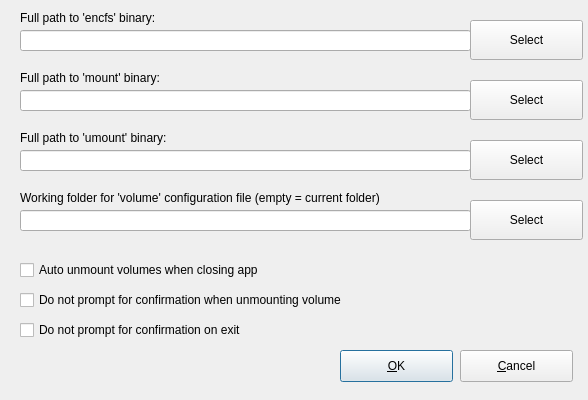
This is encfsgui_settings.ui in corelan/pyencfsgui as Qt 5 draws it before an edit. The edited form follows.
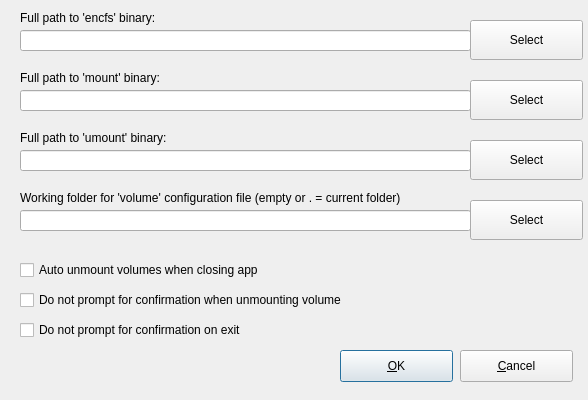
This is the edited form.

Commit message: added feature to define workingfolder for volume configuration

What changed in the file:
```diff
--- a/encfsgui_settings.ui
+++ b/encfsgui_settings.ui
@@ -230,12 +230,12 @@
     <rect>
      <x>20</x>
      <y>190</y>
-     <width>451</width>
+     <width>501</width>
      <height>16</height>
     </rect>
    </property>
    <property name="text">
-    <string>Working folder for 'volume' configuration file (empty = current folder)</string>
+    <string>Working folder for 'volume' configuration file (empty or . = current folder)</string>
    </property>
   </widget>
   <widget class="QLineEdit" name="txt_workingfolder">
```
The commit also changes 4 other files.
